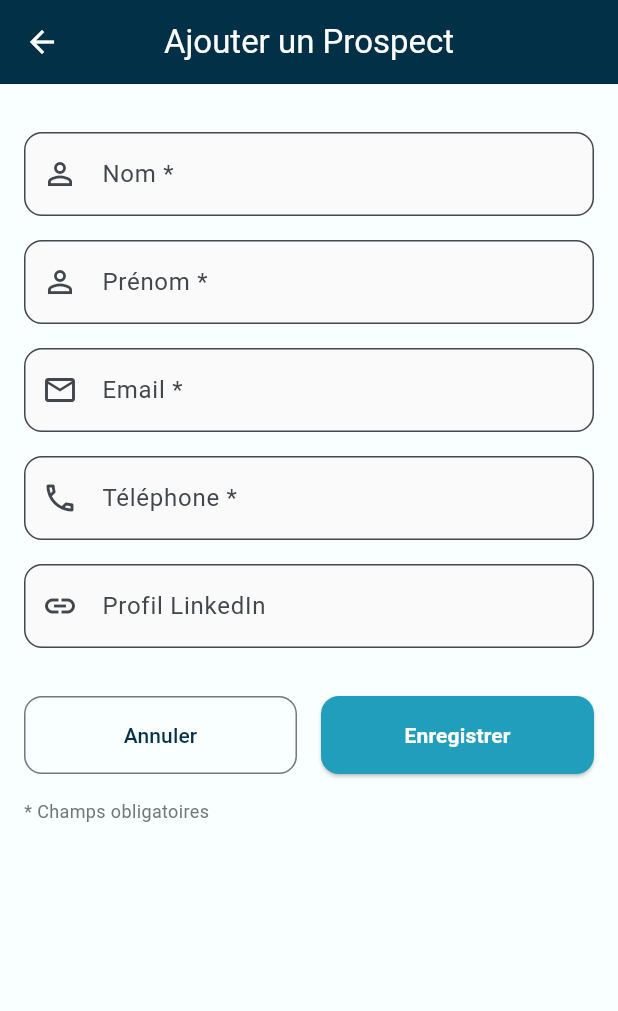
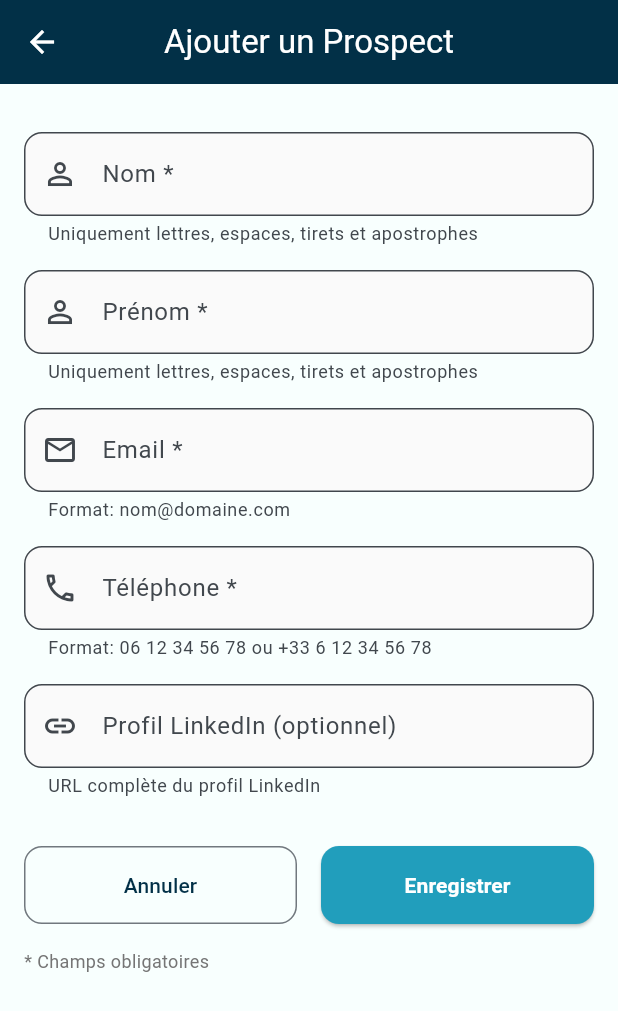
Before and after one commit to nrouelle/nr-crm-flutter, a Flutter app: the screen it shows once a user with an empty profile is signed in, after a tap on the "add" icon, on a phone screen of 412 x 824 dp. Shown: the top 1011 px of the screen. Run offline on Flutter 3.47's test engine with Material 3 defaults, Android fonts, the phone set to English and light mode, and no system bars; our stand-ins replace cloud_firestore, firebase_auth, firebase_core, flutter_riverpod, form_validator, logger and 1 more; accounts and stored records are empty.

Commit message:
feat(prospect): ✨ add sanitization and validation for prospect creation

```diff
--- a/lib/models/prospect.dart
+++ b/lib/models/prospect.dart
@@ -1,4 +1,6 @@
 import 'package:cloud_firestore/cloud_firestore.dart';
+import '../utils/validation_utils.dart';
+import '../utils/sanitization_utils.dart';
 
 class Prospect {
   final String? id;
@@ -22,6 +24,72 @@ class Prospect {
   })  : dateCreation = dateCreation ?? DateTime.now(),
         dateModification = dateModification ?? DateTime.now();
 
+  // Factory avec validation et sanitisation
+  factory Prospect.create({
+    String? id,
+    required String nom,
+    required String prenom,
+    required String email,
+    required String telephone,
+    String? linkedin,
+    DateTime? dateCreation,
+    DateTime? dateModification,
+  }) {
+    // Sanitiser les données d'entrée
+    final sanitizedData = SanitizationUtils.sanitizeProspectData(
+      nom: nom,
+      prenom: prenom,
+      email: email,
+      telephone: telephone,
+      linkedin: linkedin,
+    );
+
+    // Valider les données sanitisées
+    final nomError = ValidationUtils.validateName(sanitizedData['nom'], 'nom');
+    if (nomError != null) {
+      throw ArgumentError('Nom invalide: $nomError');
+    }
+
+    final prenomError = ValidationUtils.validateName(sanitizedData['prenom'], 'prénom');
+    if (prenomError != null) {
+      throw ArgumentError('Prénom invalide: $prenomError');
+    }
+
+    final emailError = ValidationUtils.validateEmail(sanitizedData['email']);
+    if (emailError != null) {
+      throw ArgumentError('Email invalide: $emailError');
+    }
+
+    final phoneError = ValidationUtils.validatePhone(sanitizedData['telephone']);
+    if (phoneError != null) {
+      throw ArgumentError('Téléphone invalide: $phoneError');
+    }
+
+    if (sanitizedData['linkedin'] != null && sanitizedData['linkedin']!.isNotEmpty) {
+      final linkedinError = ValidationUtils.validateLinkedIn(sanitizedData['linkedin']);
+      if (linkedinError != null) {
+        throw ArgumentError('LinkedIn invalide: $linkedinError');
+      }
+    }
+
+    // Normaliser les données
+    final normalizedNom = ValidationUtils.normalizeName(sanitizedData['nom']!);
+    final normalizedPrenom = ValidationUtils.normalizeName(sanitizedData['prenom']!);
+    final normalizedEmail = ValidationUtils.normalizeEmail(sanitizedData['email']!);
+    final normalizedPhone = ValidationUtils.normalizePhoneNumber(sanitizedData['telephone']!);
+
+    return Prospect(
+      id: id,
+      nom: normalizedNom,
+      prenom: normalizedPrenom,
+      email: normalizedEmail,
+      telephone: normalizedPhone,
+      linkedin: sanitizedData['linkedin'],
+      dateCreation: dateCreation,
+      dateModification: dateModification,
+    );
+  }
+
   // Conversion vers Map pour Firestore
   Map<String, dynamic> toFirestore() {
     return {
@@ -35,30 +103,45 @@ class Prospect {
     };
   }
 
-  // Création depuis Firestore DocumentSnapshot
+  // Création depuis Firestore DocumentSnapshot avec sanitisation
   factory Prospect.fromFirestore(DocumentSnapshot doc) {
     final data = doc.data() as Map<String, dynamic>;
+
+    // Sanitiser les données venant de Firestore
+    final nom = SanitizationUtils.sanitizeName(data['nom'] ?? '');
+    final prenom = SanitizationUtils.sanitizeName(data['prenom'] ?? '');
+    final email = SanitizationUtils.sanitizeEmail(data['email'] ?? '');
+    final telephone = SanitizationUtils.sanitizePhoneNumber(data['telephone'] ?? '');
+    final linkedin = data['linkedin'] != null ? SanitizationUtils.sanitizeUrl(data['linkedin']) : null;
+
     return Prospect(
       id: doc.id,
-      nom: data['nom'] ?? '',
-      prenom: data['prenom'] ?? '',
-      email: data['email'] ?? '',
-      telephone: data['telephone'] ?? '',
-      linkedin: data['linkedin'],
+      nom: nom,
+      prenom: prenom,
+      email: email,
+      telephone: telephone,
+      linkedin: linkedin,
       dateCreation: (data['dateCreation'] as Timestamp?)?.toDate() ?? DateTime.now(),
       dateModification: (data['dateModification'] as Timestamp?)?.toDate() ?? DateTime.now(),
     );
   }
 
-  // Création depuis Map
+  // Création depuis Map avec sanitisation
   factory Prospect.fromMap(Map<String, dynamic> data, String id) {
+    // Sanitiser les données venant de la Map
+    final nom = SanitizationUtils.sanitizeName(data['nom'] ?? '');
+    final prenom = SanitizationUtils.sanitizeName(data['prenom'] ?? '');
+    final email = SanitizationUtils.sanitizeEmail(data['email'] ?? '');
+    final telephone = SanitizationUtils.sanitizePhoneNumber(data['telephone'] ?? '');
+    final linkedin = data['linkedin'] != null ? SanitizationUtils.sanitizeUrl(data['linkedin']) : null;
+
     return Prospect(
       id: id,
-      nom: data['nom'] ?? '',
-      prenom: data['prenom'] ?? '',
-      email: data['email'] ?? '',
-      telephone: data['telephone'] ?? '',
-      linkedin: data['linkedin'],
+      nom: nom,
+      prenom: prenom,
+      email: email,
+      telephone: telephone,
+      linkedin: linkedin,
       dateCreation: (data['dateCreation'] as Timestamp?)?.toDate() ?? DateTime.now(),
       dateModification: (data['dateModification'] as Timestamp?)?.toDate() ?? DateTime.now(),
     );
--- a/lib/pages/add_prospect_page.dart
+++ b/lib/pages/add_prospect_page.dart
@@ -1,21 +1,39 @@
 import 'package:flutter/material.dart';
+import 'package:flutter/services.dart';
+import 'package:flutter_riverpod/flutter_riverpod.dart';
+import 'package:mask_text_input_formatter/mask_text_input_formatter.dart';
 import '../models/prospect.dart';
-import '../services/prospect_service.dart';
+import '../providers/prospects_provider.dart';
+import '../utils/validation_utils.dart';
 
-class AddProspectPage extends StatefulWidget {
+class AddProspectPage extends ConsumerStatefulWidget {
   const AddProspectPage({super.key});
 
   @override
-  State<AddProspectPage> createState() => _AddProspectPageState();
+  ConsumerState<AddProspectPage> createState() => _AddProspectPageState();
 }
 
-class _AddProspectPageState extends State<AddProspectPage> {
+class _AddProspectPageState extends ConsumerState<AddProspectPage> {
   final _formKey = GlobalKey<FormState>();
   final _nomController = TextEditingController();
   final _prenomController = TextEditingController();
   final _emailController = TextEditingController();
   final _telephoneController = TextEditingController();
   final _linkedinController = TextEditingController();
+
+  // Formatters pour la saisie
+  late final MaskTextInputFormatter _phoneFormatter;
+
+  @override
+  void initState() {
+    super.initState();
+    // Formatter pour les numéros de téléphone français
+    _phoneFormatter = MaskTextInputFormatter(
+      mask: '## ## ## ## ##',
+      filter: {'#': RegExp(r'[0-9]')},
+      type: MaskAutoCompletionType.lazy,
+    );
+  }
 
   @override
   void dispose() {
@@ -30,27 +48,41 @@ class _AddProspectPageState extends State<AddProspectPage> {
   Future<void> _saveProspect() async {
     if (_formKey.currentState!.validate()) {
       try {
-        final prospect = Prospect(
-          nom: _nomController.text.trim(),
-          prenom: _prenomController.text.trim(),
-          email: _emailController.text.trim(),
-          telephone: _telephoneController.text.trim(),
+        // Utiliser le factory sécurisé avec validation et sanitisation
+        final prospect = Prospect.create(
+          nom: _nomController.text,
+          prenom: _prenomController.text,
+          email: _emailController.text,
+          telephone: _telephoneController.text,
           linkedin: _linkedinController.text.trim().isEmpty
               ? null
-              : _linkedinController.text.trim(),
+              : _linkedinController.text,
         );
 
-        final prospectService = ProspectService();
-        await prospectService.ajouterProspect(prospect);
+        // Utiliser Riverpod pour ajouter le prospect
+        final success = await ref
+            .read(prospectsNotifierProvider.notifier)
+            .ajouterProspect(prospect);
 
         if (mounted) {
+          if (success != null) {
             Navigator.pop(context, true);
             ScaffoldMessenger.of(context).showSnackBar(
-            const SnackBar(
-              content: Text('Prospect ajouté avec succès'),
+              SnackBar(
+                content: Text('${prospect.nomComplet} ajouté avec succès'),
                 backgroundColor: Colors.green,
+                behavior: SnackBarBehavior.floating,
               ),
             );
+          } else {
+            ScaffoldMessenger.of(context).showSnackBar(
+              const SnackBar(
+                content: Text('Erreur lors de l\'ajout du prospect'),
+                backgroundColor: Colors.red,
+                behavior: SnackBarBehavior.floating,
+              ),
+            );
+          }
         }
       } catch (e) {
         if (mounted) {
@@ -91,13 +123,14 @@ class _AddProspectPageState extends State<AddProspectPage> {
                   ),
                   filled: true,
                   fillColor: Colors.grey[50],
+                  helperText: 'Uniquement lettres, espaces, tirets et apostrophes',
                 ),
-                validator: (value) {
-                  if (value == null || value.trim().isEmpty) {
-                    return 'Veuillez saisir le nom';
-                  }
-                  return null;
-                },
+                textCapitalization: TextCapitalization.words,
+                inputFormatters: [
+                  FilteringTextInputFormatter.allow(RegExp(r"[a-zA-ZÀ-ÿ\s\-\.']")),
+                  LengthLimitingTextInputFormatter(50),
+                ],
+                validator: (value) => ValidationUtils.validateName(value, 'nom'),
               ),
               const SizedBox(height: 16),
 
@@ -112,13 +145,14 @@ class _AddProspectPageState extends State<AddProspectPage> {
                   ),
                   filled: true,
                   fillColor: Colors.grey[50],
+                  helperText: 'Uniquement lettres, espaces, tirets et apostrophes',
                 ),
-                validator: (value) {
-                  if (value == null || value.trim().isEmpty) {
-                    return 'Veuillez saisir le prénom';
-                  }
-                  return null;
-                },
+                textCapitalization: TextCapitalization.words,
+                inputFormatters: [
+                  FilteringTextInputFormatter.allow(RegExp(r"[a-zA-ZÀ-ÿ\s\-\.']")),
+                  LengthLimitingTextInputFormatter(50),
+                ],
+                validator: (value) => ValidationUtils.validateName(value, 'prénom'),
               ),
               const SizedBox(height: 16),
 
@@ -134,15 +168,22 @@ class _AddProspectPageState extends State<AddProspectPage> {
                   ),
                   filled: true,
                   fillColor: Colors.grey[50],
+                  helperText: 'Format: nom@domaine.com',
                 ),
-                validator: (value) {
-                  if (value == null || value.trim().isEmpty) {
-                    return 'Veuillez saisir l\'email';
+                textInputAction: TextInputAction.next,
+                inputFormatters: [
+                  FilteringTextInputFormatter.allow(RegExp(r'[a-z0-9@._\-]')),
+                  LengthLimitingTextInputFormatter(100),
+                ],
+                validator: ValidationUtils.validateEmail,
+                onChanged: (value) {
+                  // Convertir automatiquement en minuscules
+                  if (value != value.toLowerCase()) {
+                    _emailController.value = TextEditingValue(
+                      text: value.toLowerCase(),
+                      selection: _emailController.selection,
+                    );
                   }
-                  if (!RegExp(r'^[\w-\.]+@([\w-]+\.)+[\w-]{2,4}$').hasMatch(value)) {
-                    return 'Veuillez saisir un email valide';
-                  }
-                  return null;
                 },
               ),
               const SizedBox(height: 16),
@@ -159,34 +200,47 @@ class _AddProspectPageState extends State<AddProspectPage> {
                   ),
                   filled: true,
                   fillColor: Colors.grey[50],
+                  helperText: 'Format: 06 12 34 56 78 ou +33 6 12 34 56 78',
                 ),
-                validator: (value) {
-                  if (value == null || value.trim().isEmpty) {
-                    return 'Veuillez saisir le téléphone';
-                  }
-                  return null;
-                },
+                textInputAction: TextInputAction.next,
+                inputFormatters: [
+                  _phoneFormatter,
+                  LengthLimitingTextInputFormatter(20),
+                ],
+                validator: ValidationUtils.validatePhone,
               ),
               const SizedBox(height: 16),
 
               // LinkedIn
               TextFormField(
                 controller: _linkedinController,
+                keyboardType: TextInputType.url,
                 decoration: InputDecoration(
-                  labelText: 'Profil LinkedIn',
+                  labelText: 'Profil LinkedIn (optionnel)',
                   prefixIcon: const Icon(Icons.link_outlined),
                   border: OutlineInputBorder(
                     borderRadius: BorderRadius.circular(12),
                   ),
                   filled: true,
                   fillColor: Colors.grey[50],
-                  hintText: 'https://linkedin.com/in/profil',
+                  hintText: 'https://linkedin.com/in/nom-prenom',
+                  helperText: 'URL complète du profil LinkedIn',
                 ),
-                validator: (value) {
-                  if (value != null && value.isNotEmpty && !value.contains('linkedin.com')) {
-                    return 'Veuillez saisir un lien LinkedIn valide';
+                textInputAction: TextInputAction.done,
+                inputFormatters: [
+                  LengthLimitingTextInputFormatter(200),
+                ],
+                validator: ValidationUtils.validateLinkedIn,
+                onChanged: (value) {
+                  // Auto-complétion pour LinkedIn
+                  if (value.isNotEmpty && !value.startsWith('http') && !value.startsWith('linkedin.com')) {
+                    if (value.startsWith('linkedin.com') || value.startsWith('www.linkedin.com')) {
+                      _linkedinController.value = TextEditingValue(
+                        text: 'https://$value',
+                        selection: TextSelection.collapsed(offset: 'https://$value'.length),
+                      );
                     }
-                  return null;
+                  }
                 },
               ),
               const SizedBox(height: 32),
@@ -210,18 +264,32 @@ class _AddProspectPageState extends State<AddProspectPage> {
                   ),
                   const SizedBox(width: 16),
                   Expanded(
-                    child: ElevatedButton(
-                      onPressed: _saveProspect,
+                    child: Consumer(
+                      builder: (context, ref, child) {
+                        final isLoading = ref.watch(prospectsNotifierProvider).isLoading;
+                        return ElevatedButton(
+                          onPressed: isLoading ? null : _saveProspect,
                           style: ElevatedButton.styleFrom(
                             padding: const EdgeInsets.symmetric(vertical: 16),
                             shape: RoundedRectangleBorder(
                               borderRadius: BorderRadius.circular(12),
                             ),
                           ),
-                      child: const Text(
+                          child: isLoading
+                              ? const SizedBox(
+                                  width: 20,
+                                  height: 20,
+                                  child: CircularProgressIndicator(
+                                    strokeWidth: 2,
+                                    valueColor: AlwaysStoppedAnimation<Color>(Colors.white),
+                                  ),
+                                )
+                              : const Text(
                                   'Enregistrer',
                                   style: TextStyle(fontWeight: FontWeight.w600),
                                 ),
+                        );
+                      },
                     ),
                   ),
                 ],
--- /dev/null
+++ b/lib/utils/sanitization_utils.dart
@@ -0,0 +1,229 @@
+import '../utils/app_logger.dart';
+
+class SanitizationUtils {
+  // Caractères potentiellement dangereux à filtrer
+  static final _dangerousChars = RegExp(r'[<>"&\x00-\x1f\x7f-\x9f]');
+  static final _sqlInjectionPatterns = RegExp(
+    r'(\b(ALTER|CREATE|DELETE|DROP|EXEC(UTE)?|INSERT|MERGE|SELECT|UPDATE|UNION|USE)\b)|(\-\-|\/\*|\*\/|;)',
+    caseSensitive: false,
+  );
+  static final _scriptPatterns = RegExp(
+    r'<script\b[^<]*(?:(?!<\/script>)<[^<]*)*<\/script>',
+    caseSensitive: false,
+  );
+
+  // Sanitisation générale de texte
+  static String sanitizeText(String? input) {
+    if (input == null || input.isEmpty) return '';
+
+    String sanitized = input.trim();
+
+    // Supprimer les caractères de contrôle et dangereux
+    sanitized = sanitized.replaceAll(_dangerousChars, '');
+
+    // Supprimer les balises HTML/script
+    sanitized = sanitized.replaceAll(_scriptPatterns, '');
+    sanitized = _removeHtmlTags(sanitized);
+
+    // Limiter la longueur
+    if (sanitized.length > 1000) {
+      sanitized = sanitized.substring(0, 1000);
+      AppLogger.warning('Texte tronqué lors de la sanitisation: longueur dépassée');
+    }
+
+    // Supprimer les espaces multiples
+    sanitized = sanitized.replaceAll(RegExp(r'\s+'), ' ');
+
+    return sanitized.trim();
+  }
+
+  // Sanitisation spécifique pour les noms
+  static String sanitizeName(String? input) {
+    if (input == null || input.isEmpty) return '';
+
+    String sanitized = input.trim();
+
+    // Garder uniquement les lettres, espaces, tirets et apostrophes
+    sanitized = sanitized.replaceAll(RegExp(r"[^a-zA-ZÀ-ÿ\s\-'\.]"), '');
+
+    // Supprimer les espaces multiples
+    sanitized = sanitized.replaceAll(RegExp(r'\s+'), ' ');
+
+    // Limiter la longueur
+    if (sanitized.length > 50) {
+      sanitized = sanitized.substring(0, 50);
+    }
+
+    return sanitized.trim();
+  }
+
+  // Sanitisation pour les emails
+  static String sanitizeEmail(String? input) {
+    if (input == null || input.isEmpty) return '';
+
+    String sanitized = input.trim().toLowerCase();
+
+    // Garder uniquement les caractères valides pour un email
+    sanitized = sanitized.replaceAll(RegExp(r'[^a-z0-9@._\-]'), '');
+
+    // Supprimer les points multiples
+    sanitized = sanitized.replaceAll(RegExp(r'\.{2,}'), '.');
+
+    // Limiter la longueur
+    if (sanitized.length > 100) {
+      sanitized = sanitized.substring(0, 100);
+    }
+
+    return sanitized;
+  }
+
+  // Sanitisation pour les numéros de téléphone
+  static String sanitizePhoneNumber(String? input) {
+    if (input == null || input.isEmpty) return '';
+
+    String sanitized = input.trim();
+
+    // Garder uniquement les chiffres, espaces, tirets, parenthèses et le signe +
+    sanitized = sanitized.replaceAll(RegExp(r'[^\d\s\-\.\(\)\+]'), '');
+
+    // Limiter la longueur
+    if (sanitized.length > 20) {
+      sanitized = sanitized.substring(0, 20);
+    }
+
+    return sanitized.trim();
+  }
+
+  // Sanitisation pour les URLs
+  static String sanitizeUrl(String? input) {
+    if (input == null || input.isEmpty) return '';
+
+    String sanitized = input.trim().toLowerCase();
+
+    // Vérifier que l'URL commence par http ou https
+    if (!sanitized.startsWith('http://') && !sanitized.startsWith('https://')) {
+      if (sanitized.startsWith('www.') || sanitized.contains('.')) {
+        sanitized = 'https://$sanitized';
+      } else {
+        return ''; // URL invalide
+      }
+    }
+
+    // Supprimer les caractères dangereux
+    sanitized = sanitized.replaceAll(RegExp(r'[<>"`]'), '');
+
+    // Limiter la longueur
+    if (sanitized.length > 200) {
+      sanitized = sanitized.substring(0, 200);
+    }
+
+    return sanitized;
+  }
+
+  // Sanitisation pour les mots de passe (sans modification mais avec vérification)
+  static String sanitizePassword(String? input) {
+    if (input == null || input.isEmpty) return '';
+
+    String sanitized = input;
+
+    // Supprimer uniquement les caractères de contrôle
+    sanitized = sanitized.replaceAll(RegExp(r'[\x00-\x1f\x7f-\x9f]'), '');
+
+    // Limiter la longueur
+    if (sanitized.length > 128) {
+      sanitized = sanitized.substring(0, 128);
+    }
+
+    return sanitized;
+  }
+
+  // Vérification de sécurité pour détecter les tentatives d'injection
+  static bool containsSuspiciousContent(String input) {
+    if (input.isEmpty) return false;
+
+    // Vérifier les patterns SQL injection
+    if (_sqlInjectionPatterns.hasMatch(input)) {
+      AppLogger.warning('Tentative d\'injection SQL détectée: $input');
+      return true;
+    }
+
+    // Vérifier les scripts
+    if (_scriptPatterns.hasMatch(input)) {
+      AppLogger.warning('Tentative d\'injection de script détectée: $input');
+      return true;
+    }
+
+    // Vérifier les caractères de contrôle excessifs
+    final controlChars = RegExp(r'[\x00-\x1f\x7f-\x9f]').allMatches(input);
+    if (controlChars.length > 2) {
+      AppLogger.warning('Nombre excessif de caractères de contrôle détecté');
+      return true;
+    }
+
+    return false;
+  }
+
+  // Sanitisation complète d'un prospect
+  static Map<String, String> sanitizeProspectData({
+    required String nom,
+    required String prenom,
+    required String email,
+    required String telephone,
+    String? linkedin,
+  }) {
+    final sanitizedData = <String, String>{};
+
+    // Vérifier le contenu suspect avant sanitisation
+    final inputs = [nom, prenom, email, telephone, linkedin ?? ''];
+    for (final input in inputs) {
+      if (containsSuspiciousContent(input)) {
+        throw Exception('Contenu suspect détecté dans les données du prospect');
+      }
+    }
+
+    // Sanitiser chaque champ
+    sanitizedData['nom'] = sanitizeName(nom);
+    sanitizedData['prenom'] = sanitizeName(prenom);
+    sanitizedData['email'] = sanitizeEmail(email);
+    sanitizedData['telephone'] = sanitizePhoneNumber(telephone);
+
+    if (linkedin != null && linkedin.isNotEmpty) {
+      sanitizedData['linkedin'] = sanitizeUrl(linkedin);
+    }
+
+    // Vérifier que les champs obligatoires ne sont pas vides après sanitisation
+    if (sanitizedData['nom']!.isEmpty ||
+        sanitizedData['prenom']!.isEmpty ||
+        sanitizedData['email']!.isEmpty ||
+        sanitizedData['telephone']!.isEmpty) {
+      throw Exception('Des champs obligatoires sont vides après sanitisation');
+    }
+
+    AppLogger.debug('Données prospect sanitisées avec succès');
+    return sanitizedData;
+  }
+
+  // Fonction utilitaire pour supprimer les balises HTML
+  static String _removeHtmlTags(String input) {
+    return input.replaceAll(RegExp(r'<[^>]*>'), '');
+  }
+
+  // Échapper les caractères spéciaux pour l'affichage sécurisé
+  static String escapeForDisplay(String input) {
+    return input
+        .replaceAll('&', '&amp;')
+        .replaceAll('<', '&lt;')
+        .replaceAll('>', '&gt;')
+        .replaceAll('"', '&quot;')
+        .replaceAll("'", '&#x27;');
+  }
+
+  // Nettoyer les caractères invisibles et espaces non-breaking
+  static String cleanInvisibleChars(String input) {
+    return input
+        .replaceAll(RegExp(r'[\u200B-\u200D\uFEFF]'), '') // Zero-width chars
+        .replaceAll(RegExp(r'[\u00A0\u2007\u202F]'), ' ') // Non-breaking spaces
+        .replaceAll(RegExp(r'\s+'), ' ') // Multiple spaces
+        .trim();
+  }
+}
--- a/pubspec.yaml
+++ b/pubspec.yaml
@@ -48,6 +48,10 @@ dependencies:
 
   # URL launcher for phone/email
   url_launcher: ^6.2.1
+
+  # Form validation and formatting
+  form_validator: ^2.1.1
+  mask_text_input_formatter: ^2.5.0
 
 dev_dependencies:
   flutter_test:
```
Also changed, not shown: lib/utils/validation_utils.dart (added, +183 -0 lines), pubspec.lock. Lines whose indentation alone changed are shown as unchanged.
